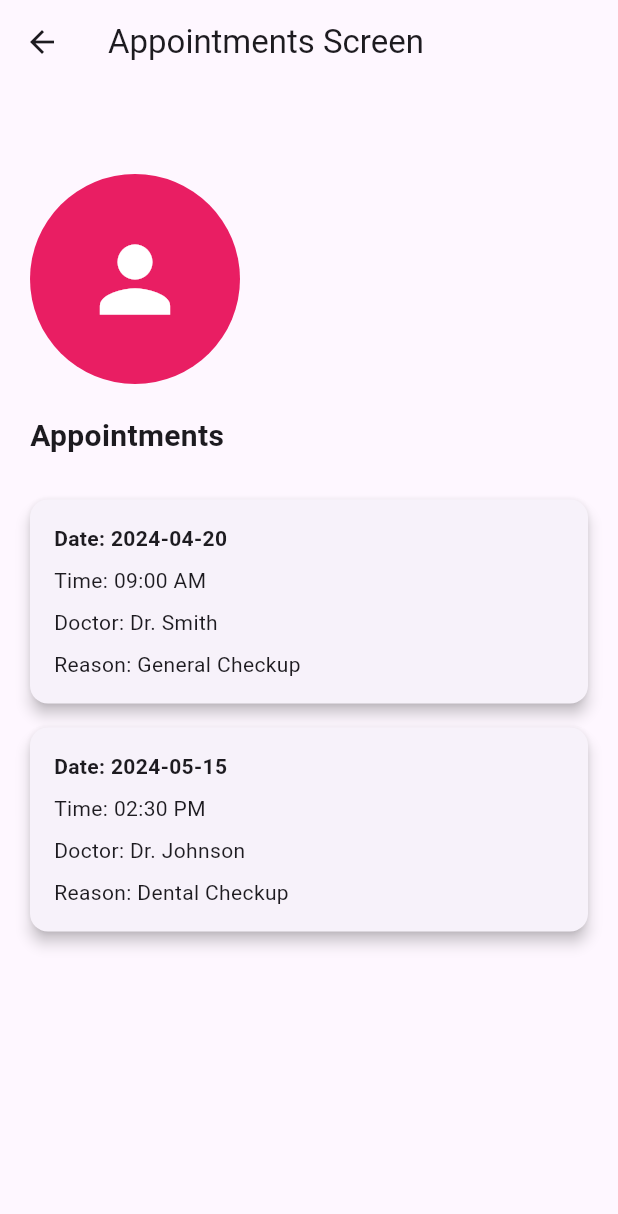
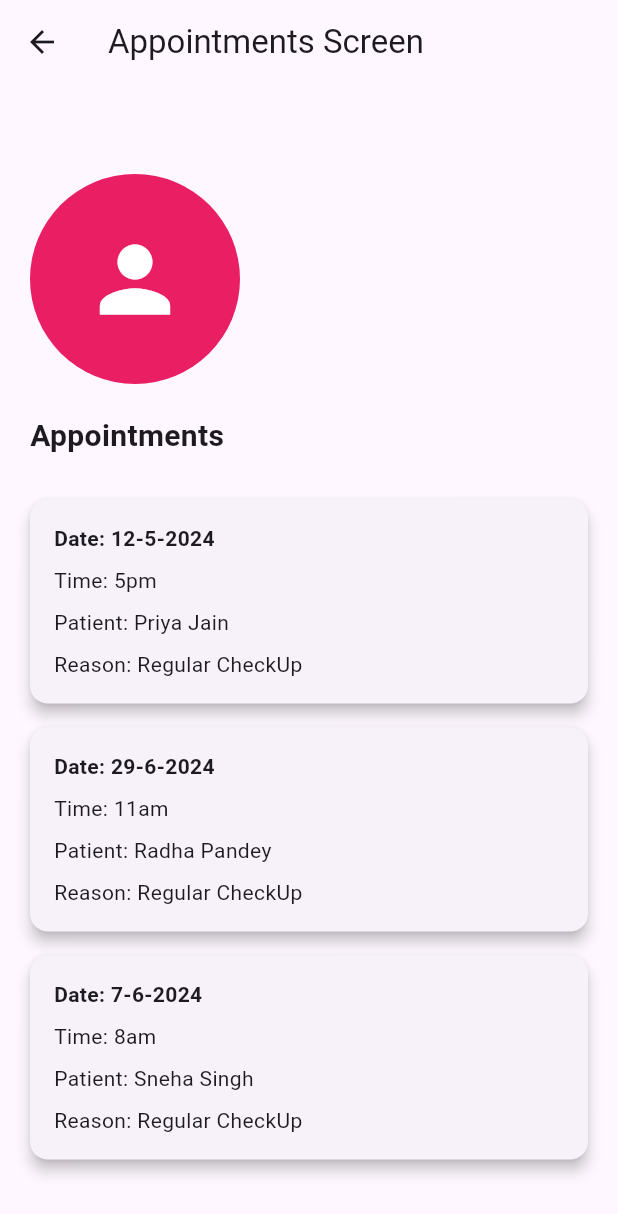
Before and after one commit to Sriansh-Tripathy/Clinikally, a Flutter app: the AppointmentsScreen screen opened directly with sample values from the repository, on a phone screen of 412 x 824 dp. Shown: the top 1214 px of the screen. Run offline on Flutter 3.47's test engine with Material 3 defaults, Android fonts, the phone set to English and light mode, and no system bars.

Commit message:
working doctors page

```diff
--- a/lib/doctor_profile.dart
+++ b/lib/doctor_profile.dart
@@ -1,5 +1,6 @@
 import 'package:flutter/material.dart';
 import 'package:onboard_animation/modals.dart';
+import 'package:onboard_animation/dummy_data.dart';
 
 UserProfile _userProfile = UserProfile();
 
@@ -118,6 +119,17 @@ class ReportsScreen extends StatefulWidget {
 }
 
 class _ReportsScreenState extends State<ReportsScreen> {
+  List<Reports> doctorReports = [];
+
+  @override
+  void initState() {
+    super.initState();
+    // Filter reports associated with the current doctor
+    doctorReports = reports
+        .where((report) => report.rDoctorName == widget.currentDoctor.name)
+        .toList();
+  }
+
   @override
   Widget build(BuildContext context) {
     return Scaffold(
@@ -125,7 +137,7 @@ class _ReportsScreenState extends State<ReportsScreen> {
         title: Text('Reports'),
       ),
       body: ListView.builder(
-        itemCount: 5, // Assuming you have 5 patient reports
+        itemCount: doctorReports.length,
         itemBuilder: (context, index) {
           return Padding(
             padding: const EdgeInsets.all(8.0),
@@ -140,8 +152,7 @@ class _ReportsScreenState extends State<ReportsScreen> {
                   Container(
                     padding: EdgeInsets.all(16),
                     decoration: BoxDecoration(
-                      color:
-                          Colors.blueAccent, // Change to your preferred color
+                      color: Colors.blueAccent,
                       borderRadius: BorderRadius.only(
                         topLeft: Radius.circular(16),
                         topRight: Radius.circular(16),
@@ -155,7 +166,7 @@ class _ReportsScreenState extends State<ReportsScreen> {
                         ),
                         SizedBox(width: 8),
                         Text(
-                          'John Doe', // Replace with dynamic data
+                          doctorReports[index].name, // Use report's name
                           style: TextStyle(
                             color: Colors.white,
                             fontWeight: FontWeight.bold,
@@ -171,19 +182,19 @@ class _ReportsScreenState extends State<ReportsScreen> {
                       crossAxisAlignment: CrossAxisAlignment.start,
                       children: [
                         Text(
-                          'Age: 30', // Replace with dynamic data
+                          'Age: ${doctorReports[index].age}', // Use report's age
                         ),
                         SizedBox(height: 8),
                         Text(
-                          'Blood Group: O+', // Replace with dynamic data
+                          'Blood Group: ${doctorReports[index].rBloodGrp}', // Use report's blood group
                         ),
                         SizedBox(height: 8),
                         Text(
-                          'Complications: None', // Replace with dynamic data
+                          'Complications: ${doctorReports[index].complications}', // Use report's complications
                         ),
                         SizedBox(height: 8),
                         Text(
-                          'Remarks: Regular checkup', // Replace with dynamic data
+                          'Remarks: ${doctorReports[index].remarks}', // Use report's remarks
                         ),
                       ],
                     ),
@@ -208,22 +219,17 @@ class AppointmentsScreen extends StatefulWidget {
 }
 
 class _AppointmentsScreenState extends State<AppointmentsScreen> {
-  // Dummy appointment data
-  List<Map<String, String>> appointments = [
-    {
-      'date': '2024-04-20',
-      'time': '09:00 AM',
-      'doctor': 'Dr. Smith',
-      'reason': 'General Checkup',
-    },
-    {
-      'date': '2024-05-15',
-      'time': '02:30 PM',
-      'doctor': 'Dr. Johnson',
-      'reason': 'Dental Checkup',
-    },
-    // Add more appointments as needed
-  ];
+  late List<Apppointments> doctorAppointments;
+
+  @override
+  void initState() {
+    super.initState();
+    // Filter appointments associated with the current doctor
+    doctorAppointments = appointments
+        .where((appointment) =>
+            appointment.aDoctorName == widget.currentDoctor.name)
+        .toList();
+  }
 
   @override
   Widget build(BuildContext context) {
@@ -258,9 +264,10 @@ class _AppointmentsScreenState extends State<AppointmentsScreen> {
               const SizedBox(height: 20),
               ListView.builder(
                 shrinkWrap: true,
-                itemCount: appointments.length,
+                itemCount: doctorAppointments.length,
                 itemBuilder: (context, index) {
-                  return AppointmentCard(appointmentData: appointments[index]);
+                  return AppointmentCard(
+                      appointmentData: doctorAppointments[index]);
                 },
               ),
             ],
@@ -272,7 +279,7 @@ class _AppointmentsScreenState extends State<AppointmentsScreen> {
 }
 
 class AppointmentCard extends StatelessWidget {
-  final Map<String, String> appointmentData;
+  final Apppointments appointmentData;
 
   const AppointmentCard({required this.appointmentData});
 
@@ -287,17 +294,17 @@ class AppointmentCard extends StatelessWidget {
           crossAxisAlignment: CrossAxisAlignment.start,
           children: [
             Text(
-              'Date: ${appointmentData['date']}',
+              'Date: ${appointmentData.aDate}',
               style: TextStyle(
                 fontWeight: FontWeight.bold,
               ),
             ),
             const SizedBox(height: 8),
-            Text('Time: ${appointmentData['time']}'),
+            Text('Time: ${appointmentData.time}'),
             const SizedBox(height: 8),
-            Text('Doctor: ${appointmentData['doctor']}'),
+            Text('Patient: ${appointmentData.aPatientName}'),
             const SizedBox(height: 8),
-            Text('Reason: ${appointmentData['reason']}'),
+            Text('Reason: ${appointmentData.reason}'),
           ],
         ),
       ),
```
